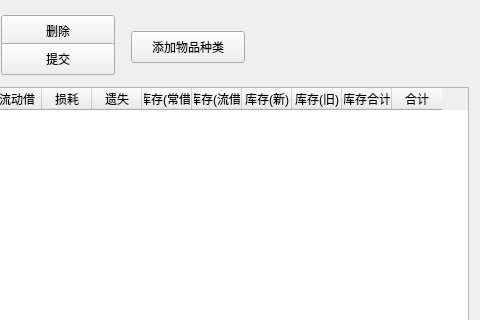
Above: mainwindow.ui from 3642214/warehouse before the change; both pictures show x 320 to 800 and y 0 to 320 of the 800 by 600 pixel window. Below: the same form after it.
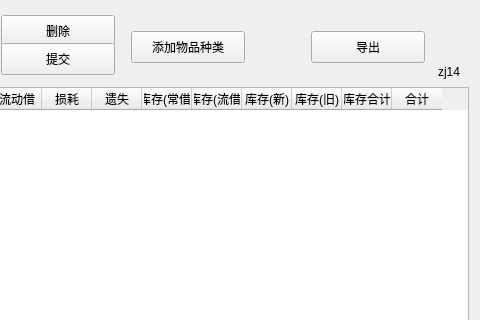
That is the form after the change.

Commit message: 增加导出csv功能

Patch:
```diff
--- a/mainwindow.ui
+++ b/mainwindow.ui
@@ -143,6 +143,32 @@
         <string>添加物品种类</string>
        </property>
       </widget>
+      <widget class="QPushButton" name="exportButton">
+       <property name="geometry">
+        <rect>
+         <x>620</x>
+         <y>20</y>
+         <width>114</width>
+         <height>32</height>
+        </rect>
+       </property>
+       <property name="text">
+        <string>导出</string>
+       </property>
+      </widget>
+      <widget class="QLabel" name="label_5">
+       <property name="geometry">
+        <rect>
+         <x>747</x>
+         <y>53</y>
+         <width>31</width>
+         <height>16</height>
+        </rect>
+       </property>
+       <property name="text">
+        <string>zj14</string>
+       </property>
+      </widget>
      </widget>
     </item>
     <item>
```
Left out of the diff: 4 changed lines with no effect on the pictures. The commit also changes 4 other files.
